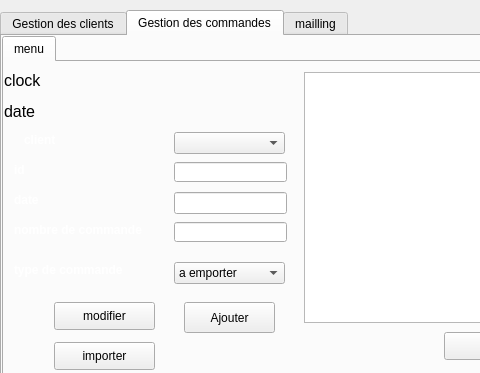
Above: gestion_client/clicom.ui from taiefhilali/THE_MUNCH_CULTURE before the change; both pictures show x 0 to 480 and y 0 to 373 of the 902 by 652 pixel window. Below: the same form after it.
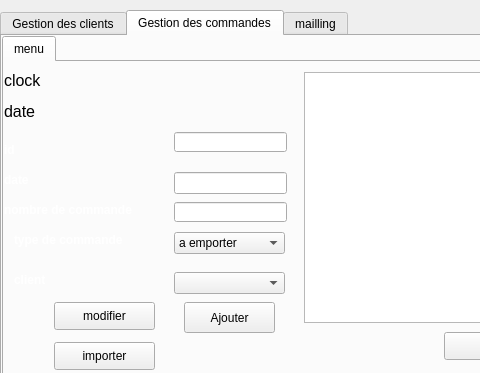
That is the form after the change. Icons and pictures are not drawn.

The edit to the form file:
```diff
--- a/gestion_client/clicom.ui
+++ b/gestion_client/clicom.ui
@@ -578,8 +578,8 @@
       <widget class="QLabel" name="label_15">
        <property name="geometry">
         <rect>
-         <x>10</x>
-         <y>130</y>
+         <x>0</x>
+         <y>110</y>
          <width>71</width>
          <height>16</height>
         </rect>
@@ -591,8 +591,8 @@
       <widget class="QLabel" name="label_17">
        <property name="geometry">
         <rect>
-         <x>10</x>
-         <y>160</y>
+         <x>0</x>
+         <y>140</y>
          <width>151</width>
          <height>16</height>
         </rect>
@@ -605,7 +605,7 @@
        <property name="geometry">
         <rect>
          <x>170</x>
-         <y>100</y>
+         <y>70</y>
          <width>113</width>
          <height>20</height>
         </rect>
@@ -615,7 +615,7 @@
        <property name="geometry">
         <rect>
          <x>170</x>
-         <y>160</y>
+         <y>140</y>
          <width>113</width>
          <height>20</height>
         </rect>
@@ -641,8 +641,8 @@
       <widget class="QLabel" name="label_42">
        <property name="geometry">
         <rect>
-         <x>10</x>
-         <y>100</y>
+         <x>0</x>
+         <y>80</y>
          <width>121</width>
          <height>16</height>
         </rect>
@@ -655,7 +655,7 @@
        <property name="geometry">
         <rect>
          <x>170</x>
-         <y>130</y>
+         <y>110</y>
          <width>113</width>
          <height>22</height>
         </rect>
@@ -896,7 +896,7 @@
        <property name="geometry">
         <rect>
          <x>10</x>
-         <y>200</y>
+         <y>170</y>
          <width>141</width>
          <height>16</height>
         </rect>
@@ -909,7 +909,7 @@
        <property name="geometry">
         <rect>
          <x>170</x>
-         <y>200</y>
+         <y>170</y>
          <width>111</width>
          <height>22</height>
         </rect>
@@ -1109,7 +1109,7 @@
        <property name="geometry">
         <rect>
          <x>170</x>
-         <y>70</y>
+         <y>210</y>
          <width>111</width>
          <height>22</height>
         </rect>
@@ -1118,8 +1118,8 @@
       <widget class="QLabel" name="label_6">
        <property name="geometry">
         <rect>
-         <x>20</x>
-         <y>70</y>
+         <x>10</x>
+         <y>210</y>
          <width>56</width>
          <height>16</height>
         </rect>
```
